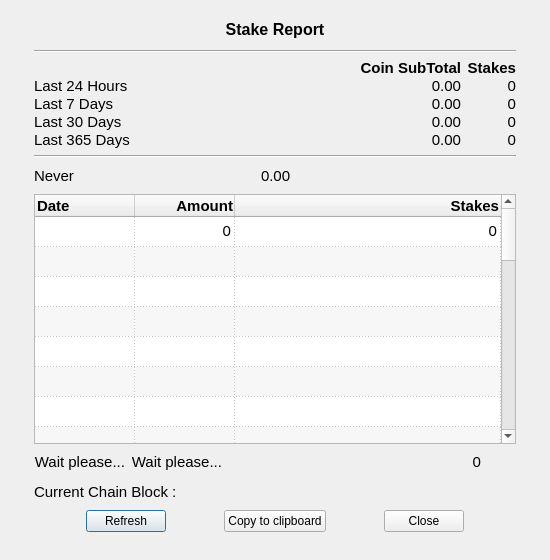
First picture: the form in src/qt/forms/stakereportdialog.ui, repository neutroncoin/neutron, before the edit.
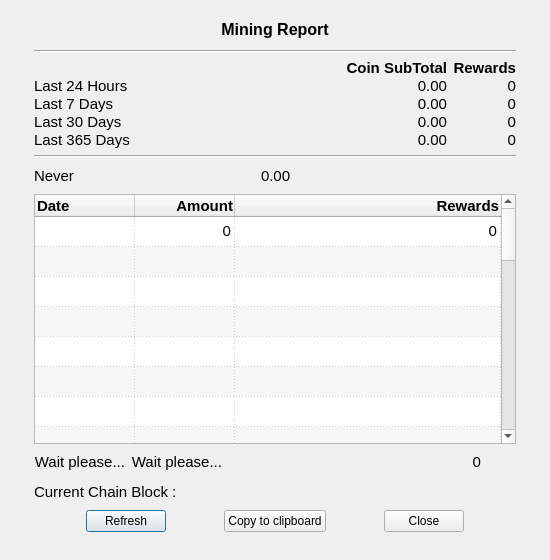
Second picture: the form after the edit.

Commit message: Update mining report labeling

Patch:
```diff
--- a/src/qt/forms/stakereportdialog.ui
+++ b/src/qt/forms/stakereportdialog.ui
@@ -439,7 +439,7 @@
         </column>
         <column>
          <property name="text">
-          <string>Stakes</string>
+          <string>Rewards</string>
          </property>
          <property name="font">
           <font>
@@ -520,7 +520,7 @@
            <string>Blocks Staked</string>
           </property>
           <property name="text">
-           <string>Stakes</string>
+           <string>Rewards</string>
           </property>
           <property name="alignment">
            <set>Qt::AlignRight|Qt::AlignTrailing|Qt::AlignVCenter</set>
@@ -858,7 +858,7 @@
          <number>3</number>
         </property>
         <property name="text">
-         <string>Stake Report</string>
+         <string>Mining Report</string>
         </property>
         <property name="alignment">
          <set>Qt::AlignHCenter|Qt::AlignTop</set>
```
Left out of the diff: 4 changed lines with no effect on the pictures. The commit also changes 6 other files.
